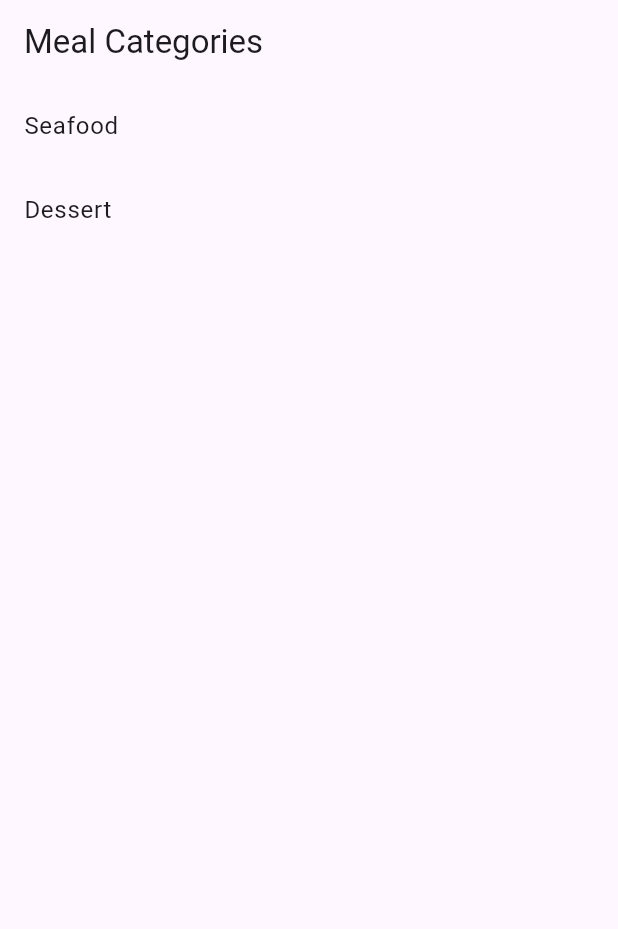
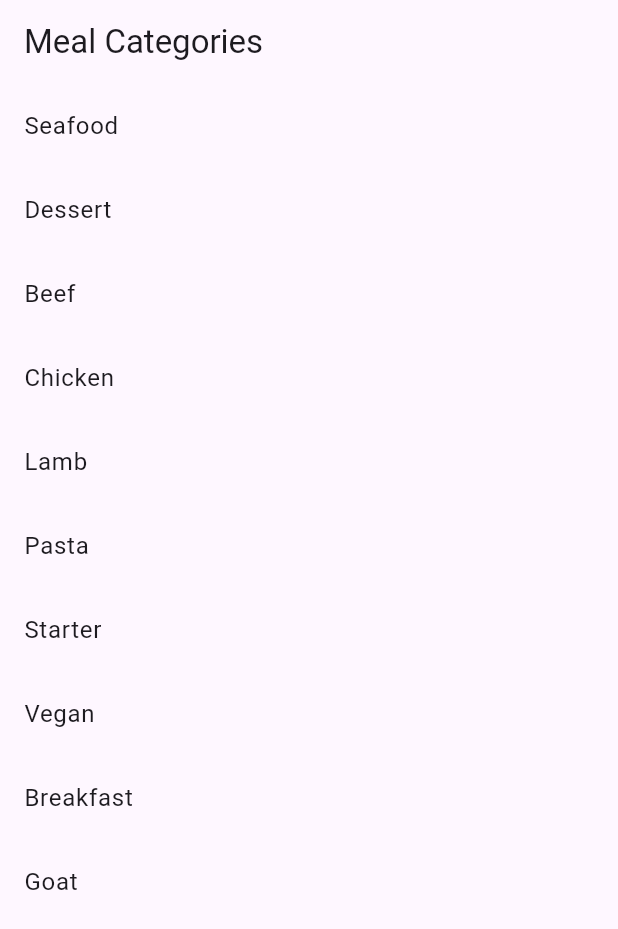
Before and after one commit to sevdebulbul/mobile_app_project, a Flutter app: the screen it shows after launch, on a phone screen of 412 x 824 dp. Shown: the top 929 px of the screen. Run offline on Flutter 3.47's test engine with Material 3 defaults, Android fonts, the light colour scheme and no system bars.

Commit message:
More categories have been added

```diff
--- a/lib/pages/category_page.dart
+++ b/lib/pages/category_page.dart
@@ -4,8 +4,16 @@ import 'package:mobile_app_project/pages/meal_list_page.dart';
 class CategoryPage extends StatelessWidget {
   final List<String> categories = [
     'Seafood',
-    'Dessert'
-  ]; //Kategoriler burada gösterildi
+    'Dessert',
+    'Beef',
+    'Chicken',
+    'Lamb',
+    'Pasta',
+    'Starter',
+    'Vegan',
+    'Breakfast',
+    'Goat'
+  ];  //Kategoriler burada gösterildi
 
   @override
   Widget build(BuildContext context) {
```
